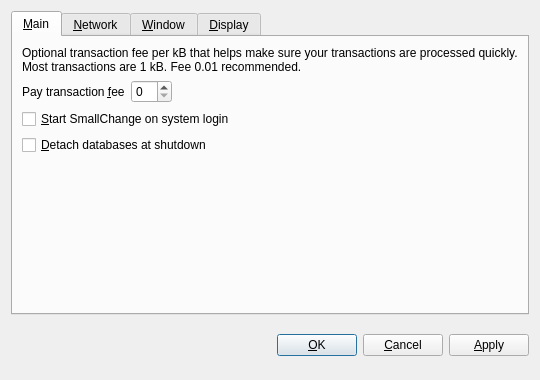
Above: src/qt/forms/optionsdialog.ui from MakiLaineux/pigeoin before the change. Below: the same form after it.
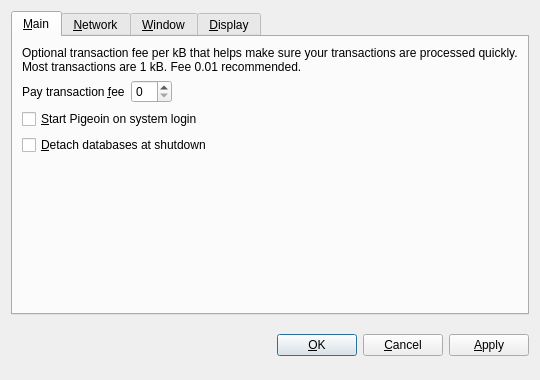
That is the form after the change. The open tabs and pages were chosen to show the change. Custom widgets are drawn as their Qt base class.

What changed in the file:
```diff
--- a/src/qt/forms/optionsdialog.ui
+++ b/src/qt/forms/optionsdialog.ui
@@ -82,7 +82,7 @@
           <string>Automatically start SmallChange after logging in to the system.</string>
          </property>
          <property name="text">
-          <string>&amp;Start SmallChange on system login</string>
+          <string>&amp;Start Pigeoin on system login</string>
          </property>
         </widget>
        </item>
```
Left out of the diff: 10 changed lines with no effect on the pictures.
